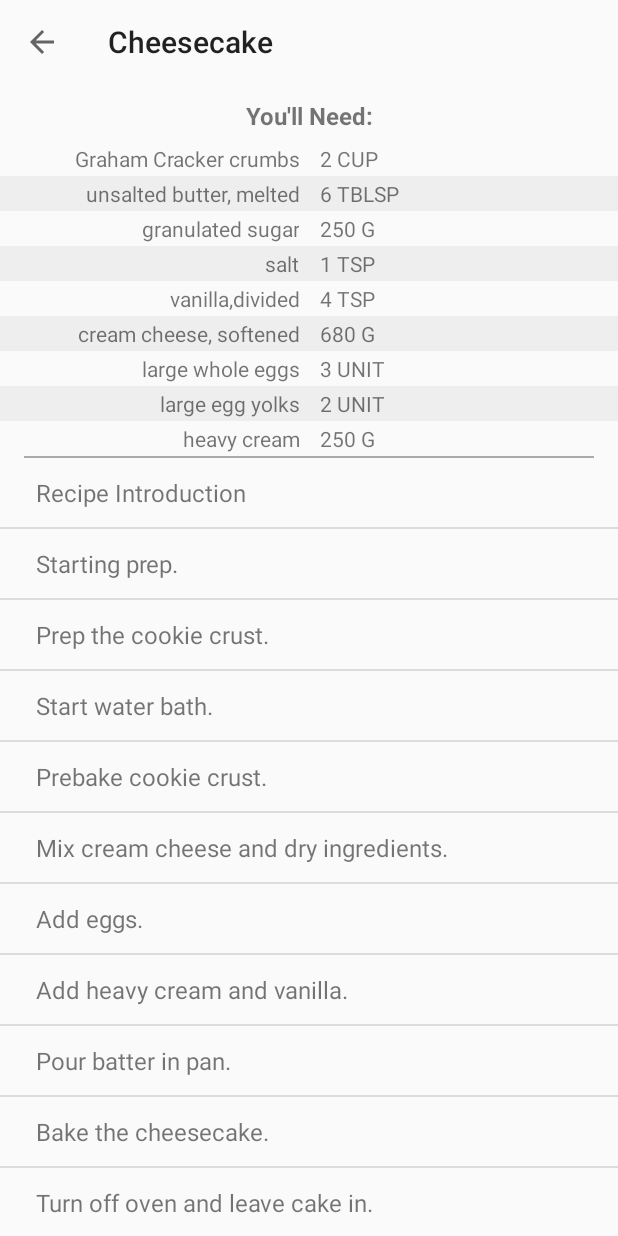
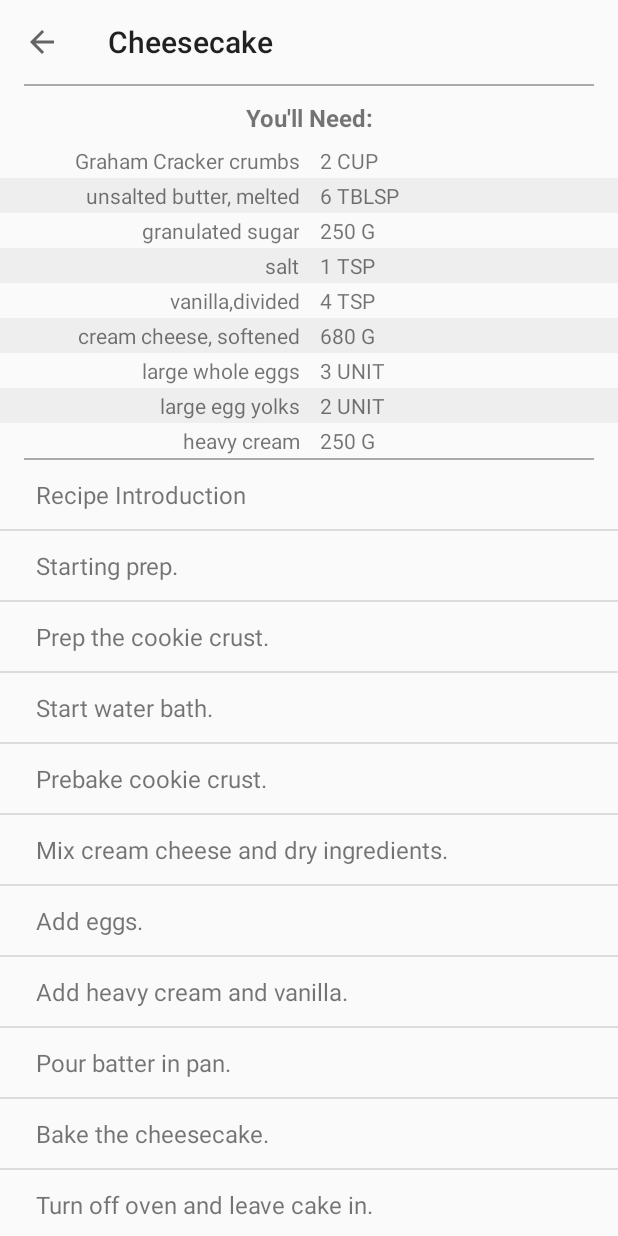
Before and after one commit to mileschew/udacity-baking-app, an Android app: the screen it shows after launch (RecipeDetailActivity), after a tap on "Cheesecake", on a phone screen of 412 x 824 dp. Run offline under Robolectric (Android 15) with nearby library versions, the light colour scheme and no system bars; our stand-ins replace Picasso, data binding; libraries missing offline, so code that uses them is left out: com.google.android.exoplayer2; pictures from the network do not load; 2 statements that could not run were skipped.

Commit message:
more styling

```diff
--- a/app/src/main/AndroidManifest.xml
+++ b/app/src/main/AndroidManifest.xml
@@ -12,7 +12,7 @@
         android:label="@string/app_name"
         android:roundIcon="@mipmap/ic_launcher_round"
         android:supportsRtl="true"
-        android:theme="@style/AppTheme"
+        android:theme="@style/NoActionBar"
         tools:ignore="AllowBackup,GoogleAppIndexingWarning">
         <activity android:name=".activities.MainActivity">
             <intent-filter>
@@ -23,7 +23,8 @@
         </activity>
         <activity android:name=".activities.RecipeDetailActivity"
             android:theme="@style/NoActionBar"/>
-        <activity android:name=".activities.StepDetailActivity"/>
+        <activity android:name=".activities.StepDetailActivity"
+            android:theme="@style/NoActionBar"/>
 
         <activity android:name=".widget.WidgetConfigActivity">
             <intent-filter>
--- a/app/src/main/java/com/ryuta/baking/activities/MainActivity.java
+++ b/app/src/main/java/com/ryuta/baking/activities/MainActivity.java
@@ -1,11 +1,13 @@
 package com.ryuta.baking.activities;
 
 import androidx.appcompat.app.AppCompatActivity;
+import androidx.databinding.DataBindingUtil;
 import androidx.fragment.app.Fragment;
 
 import android.os.Bundle;
 
 import com.ryuta.baking.R;
+import com.ryuta.baking.databinding.ActivityMainBinding;
 import com.ryuta.baking.fragments.RecipeSelectFragment;
 import com.ryuta.baking.models.Recipe;
 
@@ -14,10 +16,12 @@ public class MainActivity extends AppCompatActivity {
     private static final int NUMBER_COLUMNS_PHONE = 1;
     private static final int NUMBER_COLUMNS_TABLET = 3;
 
+    private ActivityMainBinding binding;
+
     @Override
     protected void onCreate(Bundle savedInstanceState) {
         super.onCreate(savedInstanceState);
-        setContentView(R.layout.activity_main);
+        binding = DataBindingUtil.setContentView(this, R.layout.activity_main);
 
         int columnCount = NUMBER_COLUMNS_PHONE;
         if (getResources().getBoolean(R.bool.isTablet))     // add more columns if using a tablet
@@ -34,5 +38,9 @@ public class MainActivity extends AppCompatActivity {
         getSupportFragmentManager().beginTransaction()
                 .replace(R.id.recipe_select_container, fragment)
                 .commit();
+
+        // Set up toolbar
+        binding.actionbar.setTitle(getString(R.string.recipe_select_title));
+        setSupportActionBar(binding.actionbar);
     }
 }
--- a/app/src/main/java/com/ryuta/baking/adapters/IngredientAdapter.java
+++ b/app/src/main/java/com/ryuta/baking/adapters/IngredientAdapter.java
@@ -37,7 +37,7 @@ public class IngredientAdapter extends RecyclerView.Adapter<IngredientAdapter.In
     public void onBindViewHolder(@NonNull IngredientViewHolder holder, int position) {
         Ingredient ingredient = ingredients.get(position);
         holder.bind(position, ingredient.getIngredient(),
-                String.valueOf(ingredient.getQuantity()), ingredient.getMeasure());
+                ingredient.getQuantity(), ingredient.getMeasure());
     }
 
     @Override
@@ -53,7 +53,7 @@ public class IngredientAdapter extends RecyclerView.Adapter<IngredientAdapter.In
             this.binding = binding;
         }
 
-        void bind(int position, String name, String quantity, String measurement) {
+        void bind(int position, String name, int quantity, String measurement) {
             if (position % 2 == 1)
                 binding.getRoot().setBackgroundColor(context.getColor(R.color.lightGray));
             binding.rvIngredientItemName.setText(name);
--- a/app/src/main/java/com/ryuta/baking/adapters/RecipeListAdapter.java
+++ b/app/src/main/java/com/ryuta/baking/adapters/RecipeListAdapter.java
@@ -59,8 +59,8 @@ public class RecipeListAdapter extends RecyclerView.Adapter<RecipeListAdapter.Re
 
         void bind(Recipe recipe) {
             binding.tvRecipeItemTitle.setText(recipe.getName());
-            String stepCount = String.valueOf(recipe.getSteps().size());
-            binding.tvRecipeItemSteps.setText(context.getString(R.string.recipe_item_step_count, stepCount));
+            int stepCount = recipe.getSteps().size();
+            binding.tvRecipeItemSteps.setText(context.getString(R.string.recipe_item_step_count_format, stepCount));
             MediaUtil.loadImage(binding.ivRecipeItemThumbnail, recipe.getImage(), R.drawable.pie);
         }
 
--- a/app/src/main/java/com/ryuta/baking/widget/BakingAppWidgetProvider.java
+++ b/app/src/main/java/com/ryuta/baking/widget/BakingAppWidgetProvider.java
@@ -19,7 +19,7 @@ public class BakingAppWidgetProvider extends AppWidgetProvider {
             RemoteViews views = new RemoteViews(context.getPackageName(), R.layout.view_widget);
             Intent intent = new Intent(context, MainActivity.class);
             PendingIntent pendingIntent = PendingIntent.getActivity(context, 0, intent, 0);
-            views.setOnClickPendingIntent(R.id.widget_blue, pendingIntent);
+            views.setOnClickPendingIntent(R.id.widget_launch, pendingIntent);
             appWidgetManager.updateAppWidget(widgetId, views);
         }
     }
--- /dev/null
+++ b/app/src/main/res/drawable/rect_navigation_button.xml
@@ -0,0 +1,5 @@
+<?xml version="1.0" encoding="utf-8"?>
+<shape xmlns:android="http://schemas.android.com/apk/res/android">
+    <solid android:color="@color/colorPrimaryDark"/>
+    <corners android:radius="34dp"/>
+</shape>
--- a/app/src/main/res/layout/activity_recipe_detail.xml
+++ b/app/src/main/res/layout/activity_recipe_detail.xml
@@ -16,6 +16,8 @@
             android:layout_width="match_parent"
             android:layout_height="wrap_content"/>
 
+        <View style="@style/divider_horizontal"/>
+
         <FrameLayout
             android:id="@+id/recipe_detail_container"
             android:layout_width="match_parent"
--- a/app/src/main/res/values/strings.xml
+++ b/app/src/main/res/values/strings.xml
@@ -1,15 +1,18 @@
 <resources>
     <string name="app_name">Baking</string>
+
+    <string name="recipe_select_title">Select a Recipe</string>
 
     <string name="recipe_item_title_error">no title</string>
     <string name="recipe_item_step_error">0 Steps</string>
     <string name="step_item_title_error">no title</string>
 
-    <string name="recipe_item_step_count">%1$s Steps</string>
+    <string name="recipe_item_step_count_format">%1$d Steps</string>
 
     <string name="ingredient_youll_need">You\'ll Need:</string>
-    <string name="ingredient_quantity_measurement_format">%1$s %2$s</string>
+    <string name="ingredient_quantity_measurement_format">%1$d %2$s</string>
 
+    <string name="step_detail_title_count_format">Step %1$d</string>
     <string name="step_detail_description_error">no description</string>
     <string name="step_detail_button_previous">Prev</string>
     <string name="step_detail_button_next">Next</string>
--- a/app/src/main/res/values/styles.xml
+++ b/app/src/main/res/values/styles.xml
@@ -14,7 +14,7 @@
     </style>
 
     <style name="step_detail_button">
-        <item name="android:background">@color/colorPrimaryDark</item>
+        <item name="android:background">@drawable/rect_navigation_button</item>
         <item name="android:textColor">@android:color/white</item>
     </style>
 
--- a/app/src/main/res/xml/appwidget_info.xml
+++ b/app/src/main/res/xml/appwidget_info.xml
@@ -1,7 +1,7 @@
 <?xml version="1.0" encoding="utf-8"?>
 <appwidget-provider xmlns:android="http://schemas.android.com/apk/res/android"
-    android:minWidth="80dp"
-    android:minHeight="40dp"
+    android:minWidth="250dp"
+    android:minHeight="160dp"
     android:updatePeriodMillis="86400000"
     android:initialLayout="@layout/view_widget"
     android:configure="com.ryuta.baking.widget.WidgetConfigActivity"
```
Also changed, not shown: app/src/main/java/com/ryuta/baking/activities/StepDetailActivity.java (+22 -1 lines), app/src/main/res/drawable/shape_widget.xml (added, +7 -0 lines), app/src/main/res/layout/activity_main.xml (+24 -2 lines), app/src/main/res/layout/activity_step_detail.xml (+15 -1 lines), app/src/main/res/layout/view_widget.xml (+47 -9 lines).
